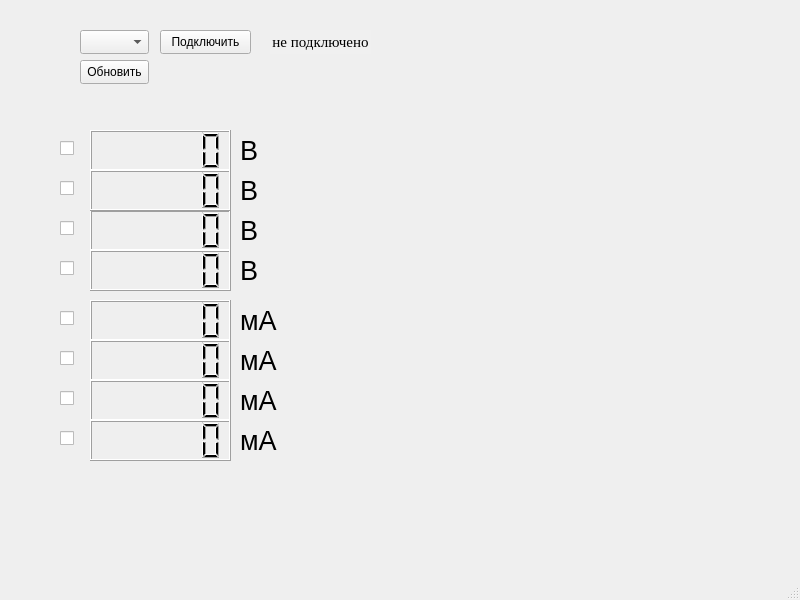
KejLater/lab_stand, file interface.ui: the form before one commit.
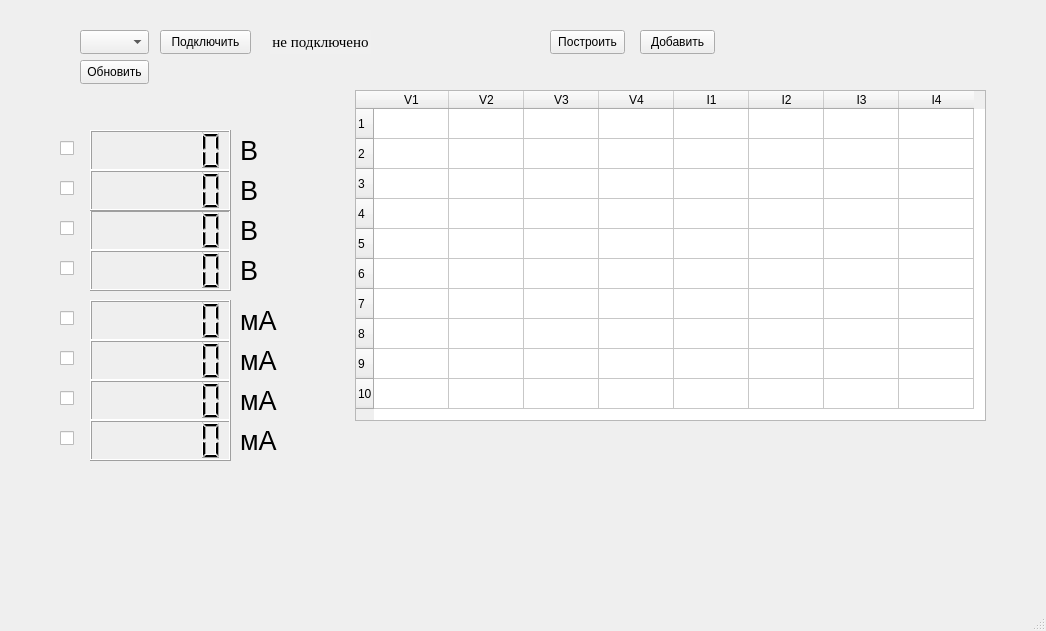
The form after the commit.

Commit message: Trying to create adding to table

What changed in the file:
```diff
--- a/interface.ui
+++ b/interface.ui
@@ -6,8 +6,8 @@
    <rect>
     <x>0</x>
     <y>0</y>
-    <width>800</width>
-    <height>600</height>
+    <width>1046</width>
+    <height>631</height>
    </rect>
   </property>
   <property name="font">
@@ -913,6 +913,119 @@
      <string>Обновить</string>
     </property>
    </widget>
+   <widget class="QPushButton" name="graph_button">
+    <property name="geometry">
+     <rect>
+      <x>550</x>
+      <y>30</y>
+      <width>75</width>
+      <height>24</height>
+     </rect>
+    </property>
+    <property name="text">
+     <string>Построить</string>
+    </property>
+   </widget>
+   <widget class="QPushButton" name="add_values">
+    <property name="geometry">
+     <rect>
+      <x>640</x>
+      <y>30</y>
+      <width>75</width>
+      <height>24</height>
+     </rect>
+    </property>
+    <property name="text">
+     <string>Добавить</string>
+    </property>
+   </widget>
+   <widget class="QTableWidget" name="tableWidget">
+    <property name="geometry">
+     <rect>
+      <x>355</x>
+      <y>90</y>
+      <width>631</width>
+      <height>331</height>
+     </rect>
+    </property>
+    <property name="verticalScrollBarPolicy">
+     <enum>Qt::ScrollBarAlwaysOff</enum>
+    </property>
+    <property name="horizontalScrollBarPolicy">
+     <enum>Qt::ScrollBarAlwaysOff</enum>
+    </property>
+    <property name="dragEnabled">
+     <bool>false</bool>
+    </property>
+    <property name="selectionMode">
+     <enum>QAbstractItemView::NoSelection</enum>
+    </property>
+    <property name="sortingEnabled">
+     <bool>false</bool>
+    </property>
+    <property name="rowCount">
+     <number>10</number>
+    </property>
+    <property name="columnCount">
+     <number>8</number>
+    </property>
+    <attribute name="horizontalHeaderDefaultSectionSize">
+     <number>75</number>
+    </attribute>
+    <attribute name="horizontalHeaderShowSortIndicator" stdset="0">
+     <bool>false</bool>
+    </attribute>
+    <row/>
+    <row/>
+    <row/>
+    <row/>
+    <row/>
+    <row/>
+    <row/>
+    <row/>
+    <row/>
+    <row/>
+    <column>
+     <property name="text">
+      <string>V1</string>
+     </property>
+    </column>
+    <column>
+     <property name="text">
+      <string>V2</string>
+     </property>
+    </column>
+    <column>
+     <property name="text">
+      <string>V3</string>
+     </property>
+    </column>
+    <column>
+     <property name="text">
+      <string>V4</string>
+     </property>
+    </column>
+    <column>
+     <property name="text">
+      <string>I1</string>
+     </property>
+    </column>
+    <column>
+     <property name="text">
+      <string>I2</string>
+     </property>
+    </column>
+    <column>
+     <property name="text">
+      <string>I3</string>
+     </property>
+    </column>
+    <column>
+     <property name="text">
+      <string>I4</string>
+     </property>
+    </column>
+   </widget>
   </widget>
   <widget class="QMenuBar" name="menubar">
    <property name="geometry">
```
Left out of the diff: 2 changed lines with no effect on the pictures. The commit also changes 1 other file.
